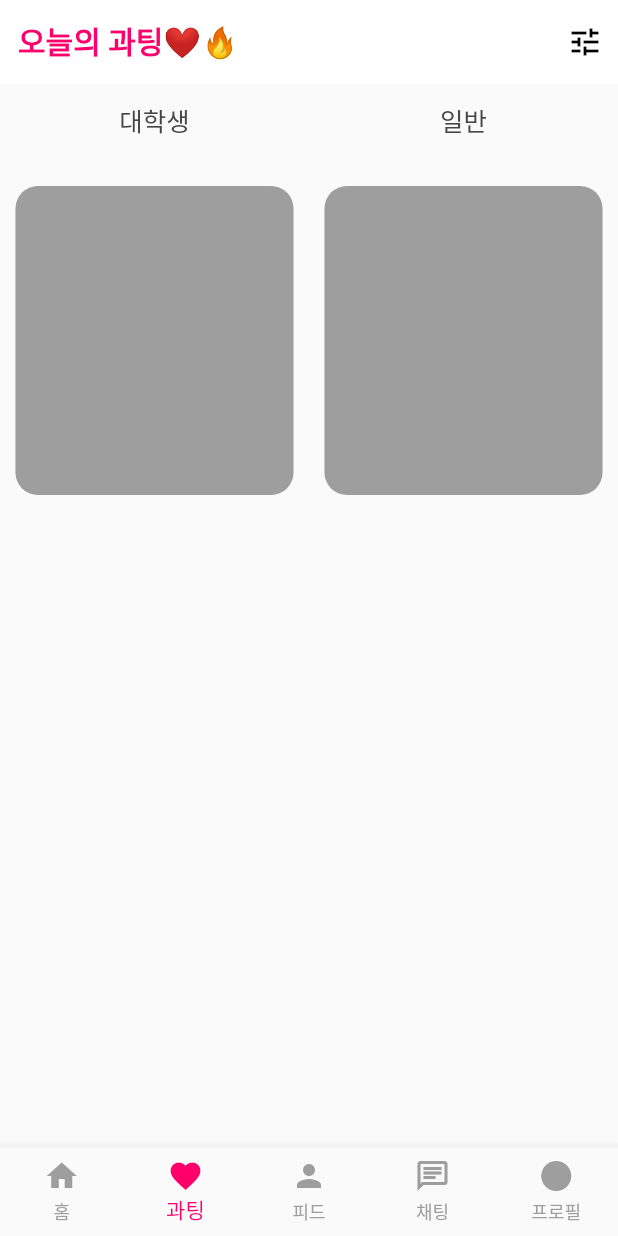
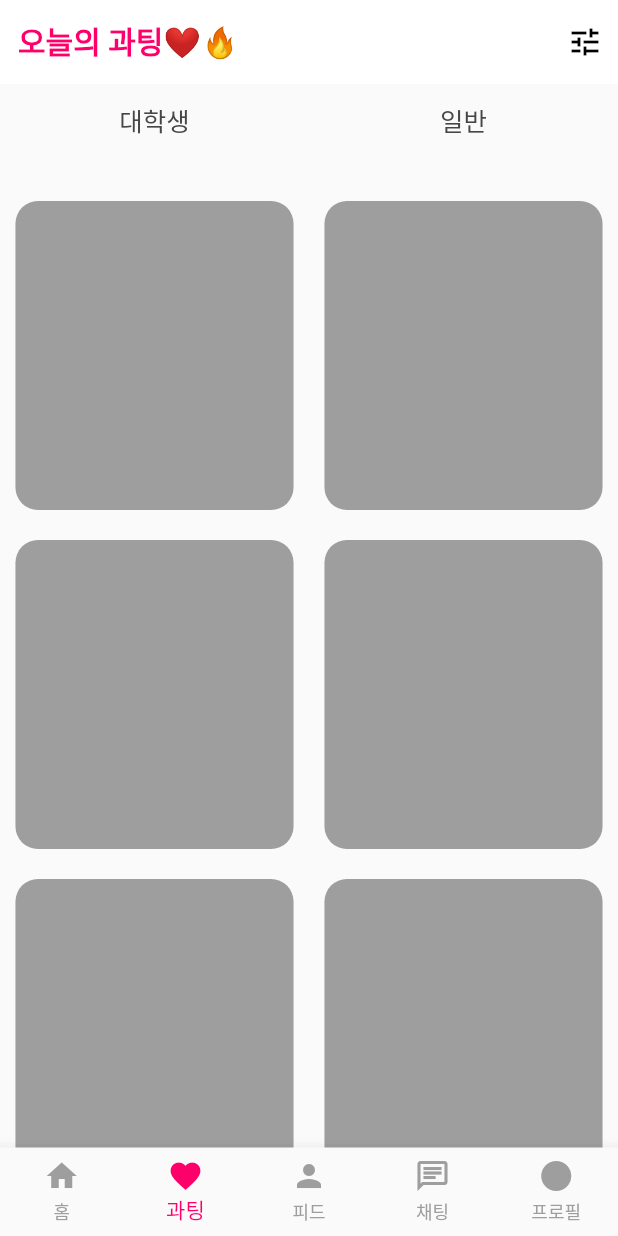
Before and after one commit to WantOscar/Dating_dw, a Flutter app: the screen it shows after launch, item 2 of the bottom bar chosen, on a phone screen of 412 x 824 dp. Run offline on Flutter 3.47's test engine with Material 2 defaults, Android fonts, the phone set to English and light mode, and no system bars; our stand-ins replace carousel_slider.

Commit message:
과팅화면 구상

```diff
--- a/lib/screen/meeting_screen.dart
+++ b/lib/screen/meeting_screen.dart
@@ -30,7 +30,8 @@ class MeetingScreen extends StatelessWidget {
           ),
         ],
       ),
-      body: Column(
+      body: SingleChildScrollView(
+        child: Column(
           children: [
             Row(
               mainAxisAlignment: MainAxisAlignment.spaceAround,
@@ -54,18 +55,27 @@ class MeetingScreen extends StatelessWidget {
             const SizedBox(
               height: 20,
             ),
-          const Column(
-            children: [
             Row(
               mainAxisAlignment: MainAxisAlignment.spaceAround,
               children: [
-                  MeetingContainer(),
-                  MeetingContainer(),
+                Column(
+                    children: List.generate(
+                        50,
+                        (index) => const Padding(
+                              padding: EdgeInsets.symmetric(vertical: 10),
+                              child: MeetingContainer(),
+                            ))),
+                Column(
+                    children: List.generate(
+                        50,
+                        (index) => const Padding(
+                              padding: EdgeInsets.symmetric(vertical: 10),
+                              child: MeetingContainer(),
+                            )))
               ],
             ),
           ],
         ),
-        ],
       ),
     );
   }
```
Lines whose indentation alone changed are shown as unchanged.
